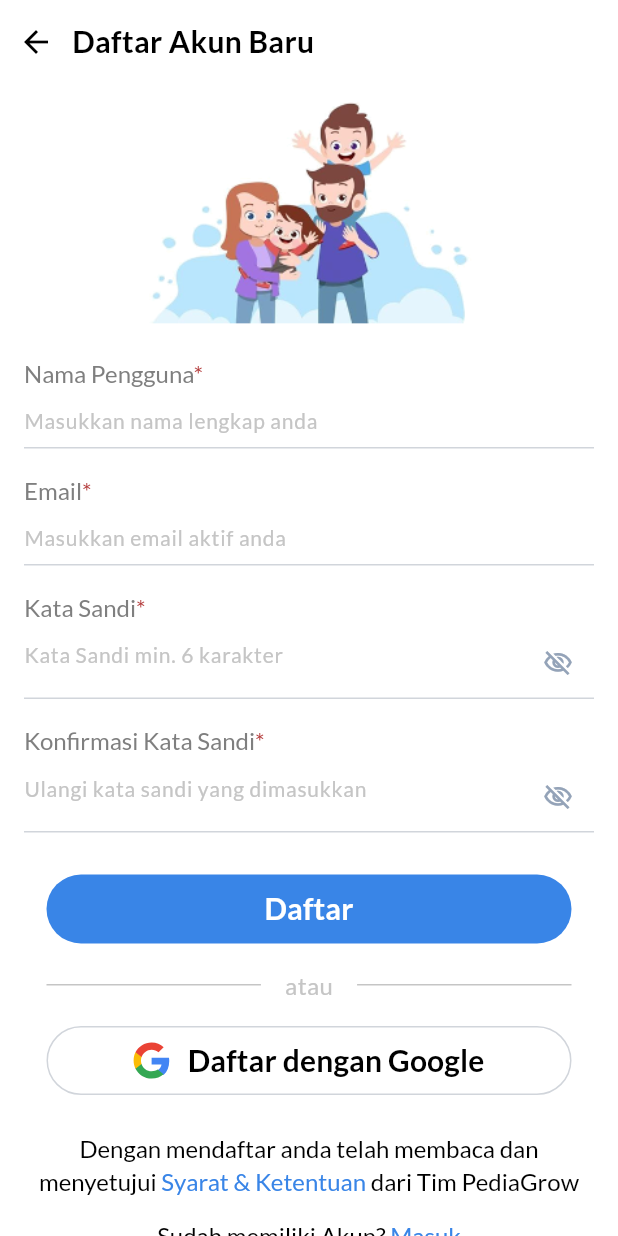
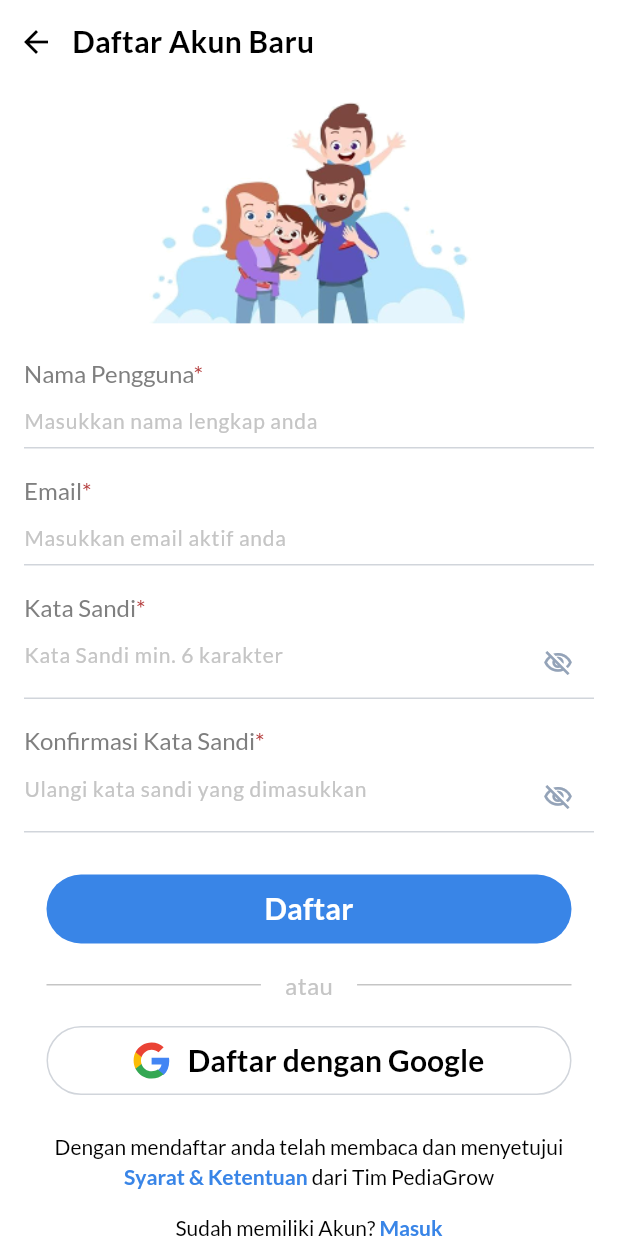
Before and after one commit to g41241543-lab/Pediagrow, a Flutter app: the RegisterPage screen opened directly, on a phone screen of 412 x 824 dp. Run offline on Flutter 3.47's test engine with Material 3 defaults, Android fonts, the phone set to English and light mode, and no system bars; our stand-ins replace google_fonts, sqflite; accounts and stored records are empty.

Commit message:
Changes to be committed: 	modified:   lib/features/auth/register_page.dart

```diff
--- a/lib/features/auth/register_page.dart
+++ b/lib/features/auth/register_page.dart
@@ -599,7 +599,7 @@ class _RegisterPageState extends State<RegisterPage> {
                               textAlign: TextAlign.center,
                               text: TextSpan(
                                 style: GoogleFonts.lato(
-                                  fontSize: 16,
+                                  fontSize: 14,
                                   height: 1.4,
                                   fontWeight: FontWeight.normal,
                                   color: const Color(0xFF000000),
@@ -612,9 +612,9 @@ class _RegisterPageState extends State<RegisterPage> {
                                   TextSpan(
                                     text: 'Syarat & Ketentuan',
                                     style: GoogleFonts.lato(
-                                      fontSize: 16,
+                                      fontSize: 14,
                                       color: const Color(0xFF3985E7),
-                                      fontWeight: FontWeight.normal,
+                                      fontWeight: FontWeight.bold,
                                     ),
                                     recognizer: TapGestureRecognizer()
                                       ..onTap = () {
@@ -642,7 +642,7 @@ class _RegisterPageState extends State<RegisterPage> {
                             textAlign: TextAlign.center,
                             text: TextSpan(
                               style: GoogleFonts.lato(
-                                fontSize: 16,
+                                fontSize: 14,
                                 fontWeight: FontWeight.normal,
                                 color: const Color(0xFF000000),
                               ),
@@ -653,9 +653,9 @@ class _RegisterPageState extends State<RegisterPage> {
                                 TextSpan(
                                   text: 'Masuk',
                                   style: GoogleFonts.lato(
-                                    fontSize: 16,
+                                    fontSize: 14,
                                     color: const Color(0xFF3985E7),
-                                    fontWeight: FontWeight.normal,
+                                    fontWeight: FontWeight.bold,
                                   ),
                                   recognizer: TapGestureRecognizer()
                                     ..onTap = () {
```
